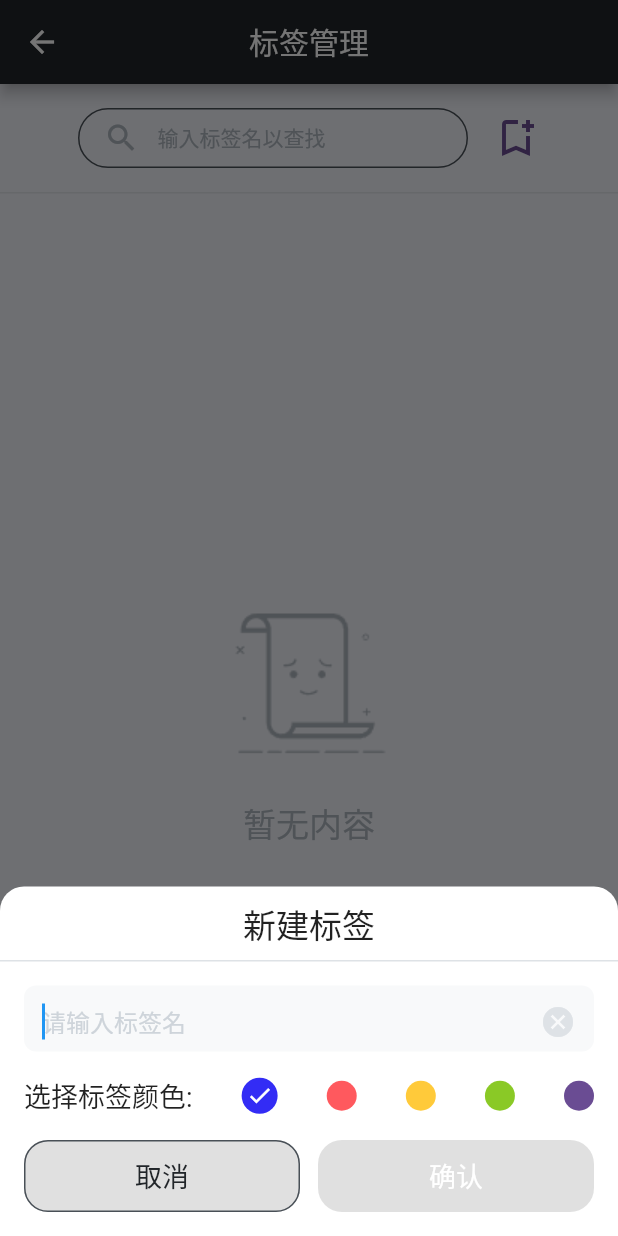
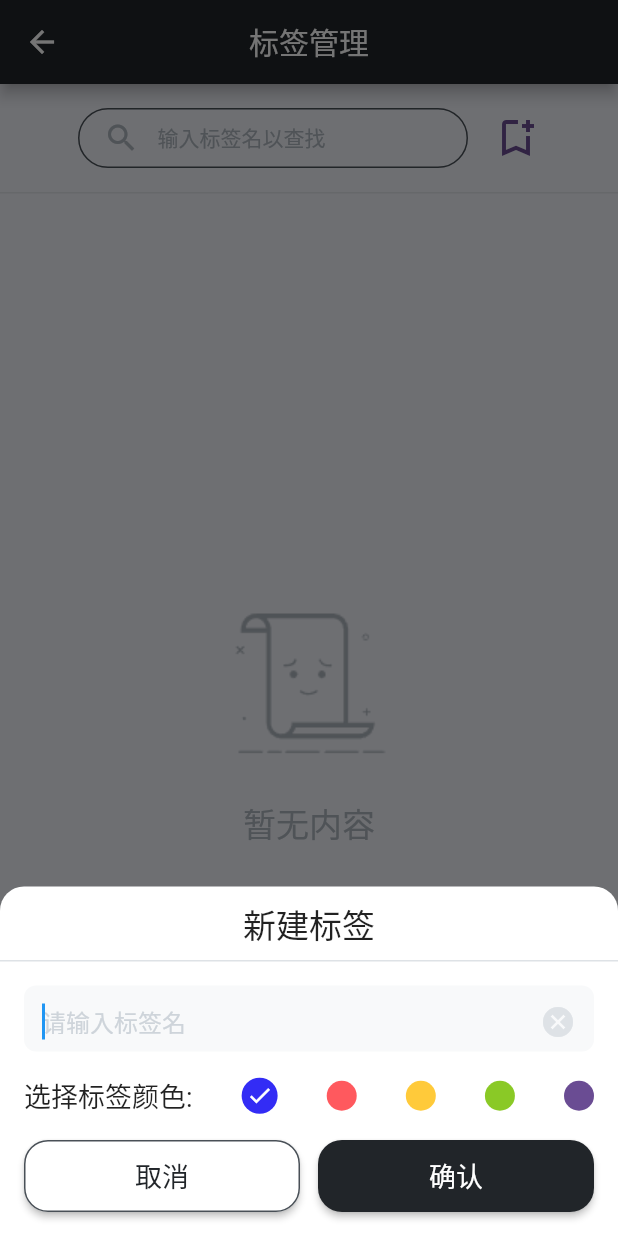
Before and after one commit to lopo12123/wuwu, a Flutter app: the TagManageView screen opened by its route, after a tap on the "bookmark add" icon, on a phone screen of 412 x 824 dp. Run offline on Flutter 3.47's test engine with Material 2 defaults, Android fonts, the phone set to English and light mode, and no system bars; our stand-ins replace bot_toast, curved_navigation_bar, flutter_slidable, get, isar, loading_animation_widget and 1 more; missing offline and left inert: flip_board, gesture_password_widget, window_manager, windows_single_instance; accounts and stored records are empty; generated files the repository leaves out were written again; Roboto replaces fonts that are missing (ShouShu, XiaoBai).

Commit message:
fix: 按钮响应缺失修复

```diff
--- a/lib/views/bottom_sheet/bs_tag_create.dart
+++ b/lib/views/bottom_sheet/bs_tag_create.dart
@@ -29,6 +29,11 @@ class BSTagCreate extends StatelessWidget {
   Widget build(BuildContext context) {
     return bsBase(
       title: '新建标签',
+      onCancel: Get.back,
+      onConfirm: () => Get.back(result: {
+        'tagName': tagName.value,
+        'tagColor': tagColorValue.value,
+      }),
       children: [
         InputBox(
           autoFocus: true,
```
